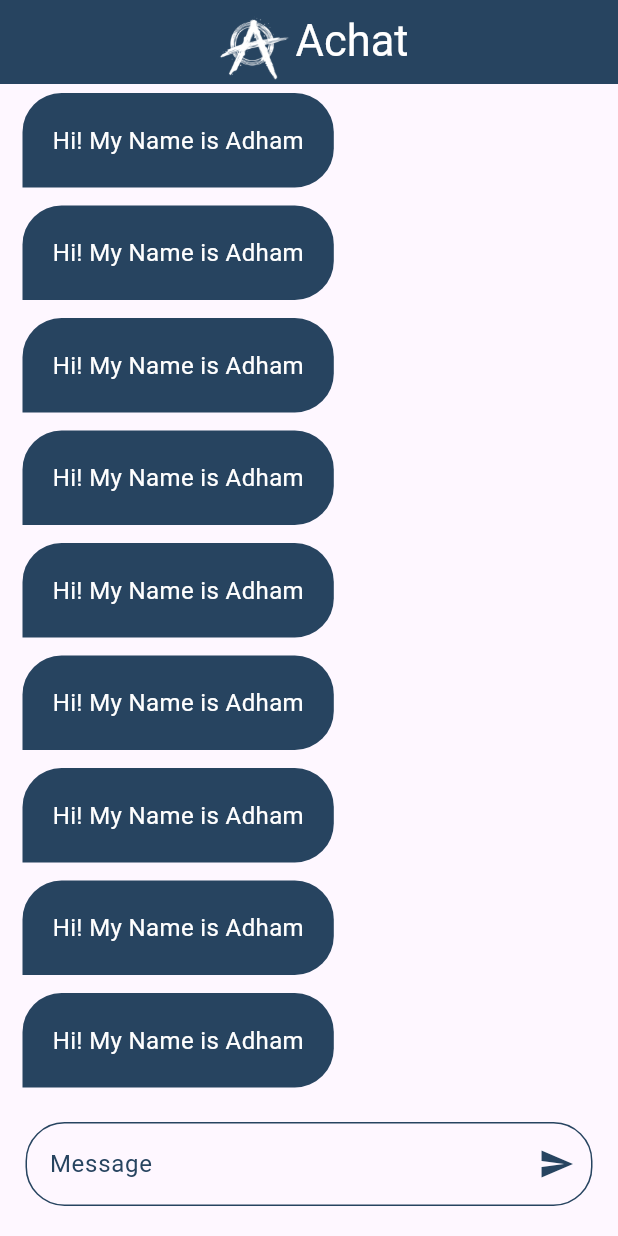
After one commit to AdhamElagaty/Achat_app, a Flutter app: the ChatPage screen opened by its route, on a phone screen of 412 x 824 dp. The commit adds this screen. Run offline on Flutter 3.47's test engine with Material 3 defaults, Android fonts, the phone set to English and light mode, and no system bars; our stand-ins replace firebase_auth, firebase_core, modal_progress_hud_nsn; accounts and stored records are empty.

Commit message:
finish chat page ui

```diff
--- a/lib/constants.dart
+++ b/lib/constants.dart
@@ -1,3 +1,4 @@
 import 'package:flutter/material.dart';
 
 const kPrimeryColor = Color(0xFF274460);
+const kLogoImagePath = "assets/images/logo.png";
--- a/lib/main.dart
+++ b/lib/main.dart
@@ -1,4 +1,5 @@
 import 'package:achat_app/firebase_options.dart';
+import 'package:achat_app/pages/chat_page.dart';
 import 'package:achat_app/pages/login_page.dart';
 import 'package:achat_app/pages/signup_page.dart';
 import 'package:firebase_core/firebase_core.dart';
@@ -20,10 +21,11 @@ class AchatApp extends StatelessWidget {
     return MaterialApp(
       debugShowCheckedModeBanner: false,
       routes: {
-        LogInPage().id: (context) => LogInPage(),
-        SignUpPage().id: (context) => SignUpPage(),
+        const LogInPage().id: (context) => const LogInPage(),
+        const SignUpPage().id: (context) => const SignUpPage(),
+        const ChatPage().id: (context) => const ChatPage(),
       },
-      initialRoute: "LogInPage",
+      initialRoute: const LogInPage().id,
     );
   }
 }
--- /dev/null
+++ b/lib/pages/chat_page.dart
@@ -0,0 +1,74 @@
+import 'package:achat_app/constants.dart';
+import 'package:achat_app/widgets/buble_chat.dart';
+import 'package:flutter/material.dart';
+
+class ChatPage extends StatelessWidget {
+  const ChatPage({super.key});
+
+  final String id = "ChatPage";
+
+  @override
+  Widget build(BuildContext context) {
+    return Scaffold(
+      appBar: AppBar(
+        backgroundColor: kPrimeryColor,
+        title: Row(
+          mainAxisAlignment: MainAxisAlignment.center,
+          children: [
+            Image.asset(
+              kLogoImagePath,
+              height: 50,
+              color: Colors.white,
+            ),
+            const Text(
+              "Achat",
+              style: TextStyle(
+                color: Colors.white,
+                fontSize: 29,
+              ),
+            ),
+          ],
+        ),
+        centerTitle: true,
+        automaticallyImplyLeading: false,
+      ),
+      body: Column(
+        children: [
+          Expanded(
+            child: ListView.builder(
+                physics: const BouncingScrollPhysics(),
+                itemBuilder: (context, index) {
+                  return BubleChat();
+                }),
+          ),
+          Container(
+            margin: const EdgeInsets.only(
+              top: 12,
+              left: 17,
+              right: 17,
+              bottom: 20,
+            ),
+            child: const TextField(
+              decoration: InputDecoration(
+                hintText: "Message",
+                hintStyle: TextStyle(
+                  color: kPrimeryColor,
+                ),
+                suffixIcon: Icon(
+                  Icons.send,
+                  color: kPrimeryColor,
+                ),
+                enabledBorder: OutlineInputBorder(
+                    borderRadius: BorderRadius.all(Radius.circular(26)),
+                    borderSide: BorderSide(color: kPrimeryColor)),
+                focusedBorder: OutlineInputBorder(
+                    borderRadius: BorderRadius.all(Radius.circular(26)),
+                    borderSide: BorderSide(color: kPrimeryColor)),
+              ),
+            ),
+          )
+        ],
+      ),
+    );
+  }
+}
--- a/lib/pages/login_page.dart
+++ b/lib/pages/login_page.dart
@@ -1,6 +1,7 @@
 import 'dart:developer';
 import 'package:achat_app/constants.dart';
 import 'package:achat_app/helper/show_snack_bar.dart';
+import 'package:achat_app/pages/chat_page.dart';
 import 'package:achat_app/pages/signup_page.dart';
 import 'package:achat_app/widgets/custom_button_widget.dart';
 import 'package:achat_app/widgets/custom_text_form_field.dart';
@@ -96,6 +97,7 @@ class _LogInPageState extends State<LogInPage> {
                         try {
                           await signInUser();
                           showSnackBar(context, "Success.");
+                          Navigator.pushNamed(context, ChatPage().id);
                         } on FirebaseAuthException catch (e) {
                           log(e.code + password!);
                           if (e.code == "invalid-credential") {
--- /dev/null
+++ b/lib/widgets/buble_chat.dart
@@ -0,0 +1,40 @@
+import 'package:achat_app/constants.dart';
+import 'package:flutter/material.dart';
+
+class BubleChat extends StatelessWidget {
+  const BubleChat({
+    super.key,
+  });
+
+  @override
+  Widget build(BuildContext context) {
+    return Align(
+      alignment: Alignment.centerLeft,
+      child: Container(
+        padding: const EdgeInsets.all(20),
+        margin: const EdgeInsets.only(
+          left: 15,
+          right: 65,
+          top: 6,
+          bottom: 6,
+        ),
+        decoration: const BoxDecoration(
+          borderRadius: BorderRadius.only(
+            topLeft: Radius.circular(26),
+            topRight: Radius.circular(26),
+            bottomLeft: Radius.circular(0),
+            bottomRight: Radius.circular(26),
+          ),
+          color: kPrimeryColor,
+        ),
+        child: const Text(
+          "Hi! My Name is Adham",
+          style: TextStyle(
+            color: Colors.white,
+            fontSize: 16,
+          ),
+        ),
+      ),
+    );
+  }
+}
--- a/lib/widgets/custom_text_form_field.dart
+++ b/lib/widgets/custom_text_form_field.dart
@@ -17,6 +17,7 @@ class CustomTextFormField extends StatelessWidget {
           if (data!.isEmpty) {
             return "Please Enter $hintText";
           }
+          return null;
         },
         onSaved: onSaveValue,
         onChanged: onSaveValue,
```
